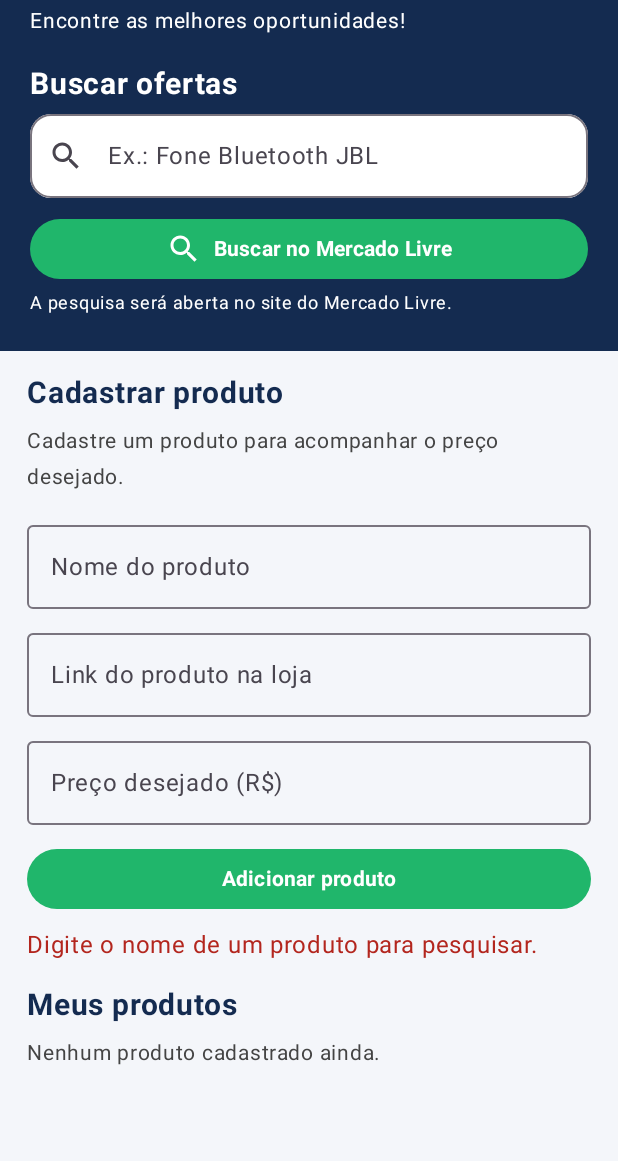
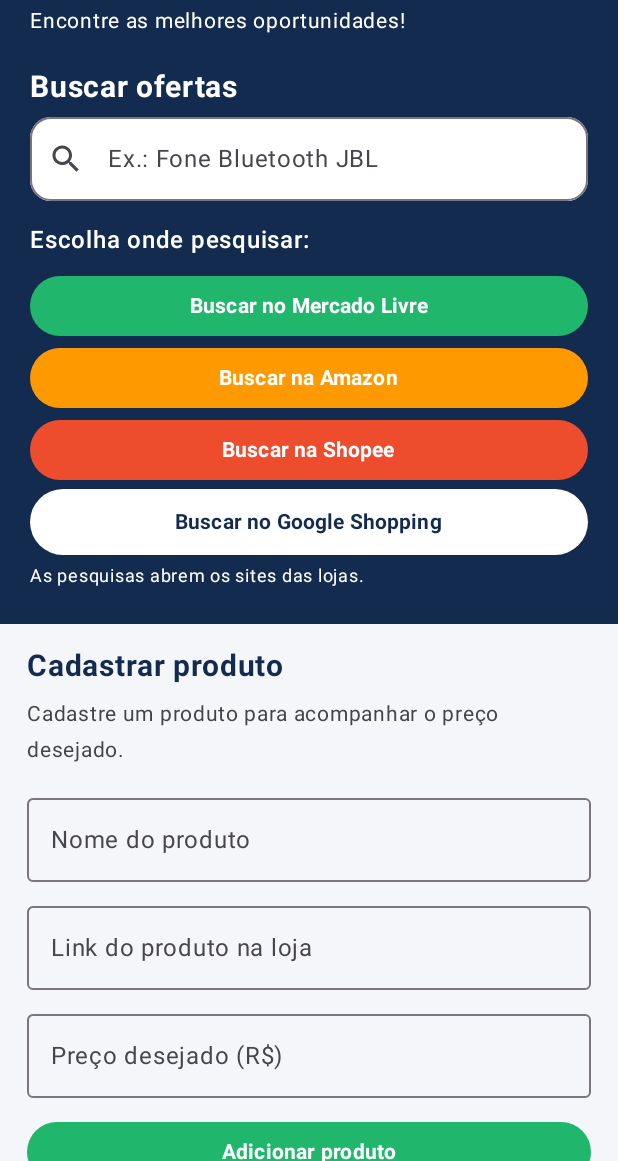
Before and after one commit to marcoscarvalho768-gif/oferta-certa-2, an Android app built with Jetpack Compose: the screen it shows after launch (MainActivity), after a tap on "Buscar no Mercado Livre", on a phone screen of 412 x 824 dp, the part 75-1236 px from its top. Run offline under Robolectric (Android 15) with nearby library versions, the phone set to English and light mode, and no system bars.

Commit message:
Update MainActivity.kt

```diff
--- a/app/src/main/java/br/com/ofertacerta/MainActivity.kt
+++ b/app/src/main/java/br/com/ofertacerta/MainActivity.kt
@@ -1,3 +1,4 @@
+
 package br.com.ofertacerta
 
 import android.content.Intent
@@ -39,9 +40,7 @@ private data class Produto(
 class MainActivity : ComponentActivity() {
     override fun onCreate(savedInstanceState: Bundle?) {
         super.onCreate(savedInstanceState)
-        setContent {
-            OfertaCertaApp()
-        }
+        setContent { OfertaCertaApp() }
     }
 }
 
@@ -61,16 +60,13 @@ fun OfertaCertaApp() {
     val verde = Color(0xFF20B66B)
 
     LaunchedEffect(Unit) {
-        val salvos = context
-            .getSharedPreferences("oferta_certa", 0)
+        val salvos = context.getSharedPreferences("oferta_certa", 0)
             .getString("produtos", "[]") ?: "[]"
 
         try {
             val json = JSONArray(salvos)
-
             for (i in 0 until json.length()) {
                 val item = json.getJSONObject(i)
-
                 produtos.add(
                     Produto(
                         item.getLong("id"),
@@ -87,7 +83,6 @@ fun OfertaCertaApp() {
 
     fun salvarProdutos() {
         val json = JSONArray()
-
         produtos.forEach { produto ->
             json.put(
                 JSONObject()
@@ -104,6 +99,35 @@ fun OfertaCertaApp() {
             .apply()
     }
 
+    fun buscarNaLoja(loja: String) {
+        if (pesquisa.isBlank()) {
+            mensagem = "Digite o produto que deseja pesquisar."
+            return
+        }
+
+        val termo = Uri.encode(pesquisa.trim())
+
+        val endereco = when (loja) {
+            "Mercado Livre" ->
+                "https://lista.mercadolivre.com.br/$termo"
+            "Amazon" ->
+                "https://www.amazon.com.br/s?k=$termo"
+            "Shopee" ->
+                "https://shopee.com.br/search?keyword=$termo"
+            "Google Shopping" ->
+                "https://www.google.com/search?tbm=shop&q=$termo"
+            else -> return
+        }
+
+        try {
+            context.startActivity(
+                Intent(Intent.ACTION_VIEW, Uri.parse(endereco))
+            )
+        } catch (_: Exception) {
+            mensagem = "Não foi possível abrir a loja."
+        }
+    }
+
     MaterialTheme {
         LazyColumn(
             modifier = Modifier
@@ -111,7 +135,6 @@ fun OfertaCertaApp() {
                 .background(Color(0xFFF4F6FA)),
             contentPadding = PaddingValues(bottom = 28.dp)
         ) {
-
             item {
                 Column(
                     modifier = Modifier
@@ -119,18 +142,14 @@ fun OfertaCertaApp() {
                         .background(azul)
                         .padding(20.dp)
                 ) {
-                    Row(
-                        verticalAlignment = Alignment.CenterVertically
-                    ) {
+                    Row(verticalAlignment = Alignment.CenterVertically) {
                         Icon(
                             Icons.Default.ShoppingCart,
                             contentDescription = null,
                             tint = verde,
                             modifier = Modifier.size(32.dp)
                         )
-
                         Spacer(Modifier.width(10.dp))
-
                         Text(
                             "OFERTA CERTA",
                             color = Color.White,
@@ -145,7 +164,7 @@ fun OfertaCertaApp() {
                         fontSize = 14.sp
                     )
 
-                    Spacer(Modifier.height(18.dp))
+                    Spacer(Modifier.height(20.dp))
 
                     Text(
                         "Buscar ofertas",
@@ -160,14 +179,9 @@ fun OfertaCertaApp() {
                         value = pesquisa,
                         onValueChange = { pesquisa = it },
                         modifier = Modifier.fillMaxWidth(),
-                        placeholder = {
-                            Text("Ex.: Fone Bluetooth JBL")
-                        },
+                        placeholder = { Text("Ex.: Fone Bluetooth JBL") },
                         leadingIcon = {
-                            Icon(
-                                Icons.Default.Search,
-                                contentDescription = "Pesquisar"
-                            )
+                            Icon(Icons.Default.Search, contentDescription = null)
                         },
                         singleLine = true,
                         shape = RoundedCornerShape(14.dp),
@@ -177,43 +191,55 @@ fun OfertaCertaApp() {
                         )
                     )
 
-                    Spacer(Modifier.height(10.dp))
+                    Spacer(Modifier.height(14.dp))
+
+                    Text(
+                        "Escolha onde pesquisar:",
+                        color = Color.White,
+                        fontWeight = FontWeight.SemiBold
+                    )
+
+                    Spacer(Modifier.height(8.dp))
 
                     Button(
-                        onClick = {
-                            if (pesquisa.isBlank()) {
-                                mensagem = "Digite o nome de um produto para pesquisar."
-                            } else {
-                                val termo = Uri.encode(pesquisa.trim())
-                                val endereco =
-                                    "https://lista.mercadolivre.com.br/$termo"
+                        onClick = { buscarNaLoja("Mercado Livre") },
+                        modifier = Modifier.fillMaxWidth(),
+                        colors = ButtonDefaults.buttonColors(containerColor = verde)
+                    ) {
+                        Text("Buscar no Mercado Livre", fontWeight = FontWeight.Bold)
+                    }
 
-                                val intent = Intent(
-                                    Intent.ACTION_VIEW,
-                                    Uri.parse(endereco)
-                                )
+                    Button(
+                        onClick = { buscarNaLoja("Amazon") },
+                        modifier = Modifier.fillMaxWidth(),
+                        colors = ButtonDefaults.buttonColors(containerColor = Color(0xFFFF9900))
+                    ) {
+                        Text("Buscar na Amazon", fontWeight = FontWeight.Bold)
+                    }
 
-                                context.startActivity(intent)
-                            }
-                        },
+                    Button(
+                        onClick = { buscarNaLoja("Shopee") },
                         modifier = Modifier.fillMaxWidth(),
-                        colors = ButtonDefaults.buttonColors(
-                            containerColor = verde
-                        )
+                        colors = ButtonDefaults.buttonColors(containerColor = Color(0xFFEE4D2D))
                     ) {
-                        Icon(
-                            Icons.Default.Search,
-                            contentDescription = null
-                        )
-                        Spacer(Modifier.width(8.dp))
+                        Text("Buscar na Shopee", fontWeight = FontWeight.Bold)
+                    }
+
+                    Button(
+                        onClick = { buscarNaLoja("Google Shopping") },
+                        modifier = Modifier.fillMaxWidth(),
+                        colors = ButtonDefaults.buttonColors(containerColor = Color.White),
+                        contentPadding = PaddingValues(12.dp)
+                    ) {
                         Text(
-                            "Buscar no Mercado Livre",
+                            "Buscar no Google Shopping",
+                            color = azul,
                             fontWeight = FontWeight.Bold
                         )
                     }
 
                     Text(
-                        "A pesquisa será aberta no site do Mercado Livre.",
+                        "As pesquisas abrem os sites das lojas.",
                         color = Color.White,
                         fontSize = 12.sp
                     )
@@ -222,10 +248,7 @@ fun OfertaCertaApp() {
 
             item {
                 Column(
-                    Modifier.padding(
-                        horizontal = 18.dp,
-                        vertical = 16.dp
-                    )
+                    Modifier.padding(horizontal = 18.dp, vertical = 16.dp)
                 ) {
                     Text(
                         "Cadastrar produto",
@@ -261,9 +284,7 @@ fun OfertaCertaApp() {
                         label = { Text("Link do produto na loja") },
                         placeholder = { Text("https://...") },
                         singleLine = true,
-                        keyboardOptions = KeyboardOptions(
-                            keyboardType = KeyboardType.Uri
-                        )
+                        keyboardOptions = KeyboardOptions(keyboardType = KeyboardType.Uri)
                     )
 
                     Spacer(Modifier.height(8.dp))
@@ -275,9 +296,7 @@ fun OfertaCertaApp() {
                         label = { Text("Preço desejado (R$)") },
                         placeholder = { Text("Ex.: 199,90") },
                         singleLine = true,
-                        keyboardOptions = KeyboardOptions(
-                            keyboardType = KeyboardType.Decimal
-                        )
+                        keyboardOptions = KeyboardOptions(keyboardType = KeyboardType.Decimal)
                     )
 
                     Spacer(Modifier.height(12.dp))
@@ -289,19 +308,15 @@ fun OfertaCertaApp() {
                                 .toDoubleOrNull()
 
                             when {
-                                nome.isBlank() -> {
+                                nome.isBlank() ->
                                     mensagem = "Digite o nome do produto."
-                                }
 
                                 link.isBlank() ||
-                                    !(link.startsWith("https://") ||
-                                      link.startsWith("http://")) -> {
+                                    !(link.startsWith("https://") || link.startsWith("http://")) ->
                                     mensagem = "Informe um link válido começando com http:// ou https://."
-                                }
 
-                                valor == null || valor <= 0.0 -> {
+                                valor == null || valor <= 0.0 ->
                                     mensagem = "Digite um preço desejado válido."
-                                }
 
                                 else -> {
                                     produtos.add(
@@ -312,53 +327,39 @@ fun OfertaCertaApp() {
                                             valor
                                         )
                                     )
-
                                     salvarProdutos()
-
                                     nome = ""
                                     link = ""
                                     preco = ""
-
                                     mensagem = "Produto cadastrado e salvo neste celular."
                                 }
                             }
                         },
                         modifier = Modifier.fillMaxWidth(),
-                        colors = ButtonDefaults.buttonColors(
-                            containerColor = verde
-                        )
+                        colors = ButtonDefaults.buttonColors(containerColor = verde)
                     ) {
-                        Text(
-                            "Adicionar produto",
-                            fontWeight = FontWeight.Bold
-                        )
+                        Text("Adicionar produto", fontWeight = FontWeight.Bold)
                     }
 
                     if (mensagem.isNotBlank()) {
                         Spacer(Modifier.height(8.dp))
-
                         Text(
                             mensagem,
                             color = if (mensagem.startsWith("Produto"))
-                                verde
-                            else
-                                Color(0xFFB3261E)
+                                verde else Color(0xFFB3261E)
                         )
                     }
                 }
             }
 
             item {
-                Column(
-                    Modifier.padding(horizontal = 18.dp)
-                ) {
+                Column(Modifier.padding(horizontal = 18.dp)) {
                     Text(
                         "Meus produtos",
                         fontSize = 20.sp,
                         fontWeight = FontWeight.Bold,
                         color = azul
                     )
-
                     Spacer(Modifier.height(8.dp))
 
                     if (produtos.isEmpty()) {
@@ -373,32 +374,20 @@ fun OfertaCertaApp() {
 
             items(
                 produtos.filter {
-                    it.nome.contains(
-                        pesquisa,
-                        ignoreCase = true
-                    )
+                    it.nome.contains(pesquisa, ignoreCase = true)
                 },
                 key = { it.id }
             ) { produto ->
-
                 Card(
                     modifier = Modifier
                         .fillMaxWidth()
-                        .padding(
-                            horizontal = 18.dp,
-                            vertical = 5.dp
-                        ),
+                        .padding(horizontal = 18.dp, vertical = 5.dp),
                     shape = RoundedCornerShape(12.dp),
-                    colors = CardDefaults.cardColors(
-                        containerColor = Color.White
-                    ),
+                    colors = CardDefaults.cardColors(containerColor = Color.White),
                     elevation = CardDefaults.cardElevation(2.dp)
                 ) {
                     Column(Modifier.padding(16.dp)) {
-
-                        Row(
-                            verticalAlignment = Alignment.CenterVertically
-                        ) {
+                        Row(verticalAlignment = Alignment.CenterVertically) {
                             Text(
                                 produto.nome,
                                 modifier = Modifier.weight(1f),
@@ -409,10 +398,7 @@ fun OfertaCertaApp() {
 
                             IconButton(
                                 onClick = {
-                                    produtos.removeAll {
-                                        it.id == produto.id
-                                    }
-
+                                    produtos.removeAll { it.id == produto.id }
                                     salvarProdutos()
                                     mensagem = "Produto removido."
                                 }
@@ -437,15 +423,8 @@ fun OfertaCertaApp() {
                         )
 
                         Spacer(Modifier.height(4.dp))
-
-                        Text(
-                            produto.link,
-                            color = Color.DarkGray,
-                            fontSize = 12.sp
-                        )
-
+                        Text(produto.link, color = Color.DarkGray, fontSize = 12.sp)
                         Spacer(Modifier.height(6.dp))
-
                         Text(
                             "Produto cadastrado para acompanhamento.",
                             color = Color.Gray,
```
